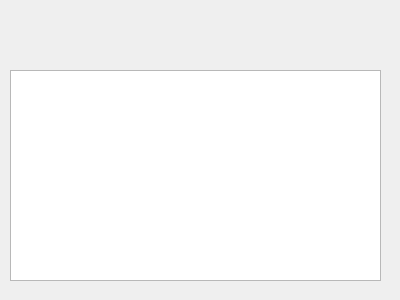
Old version of the form GUI/messagereader.ui in the repository CamperGit/SummerPracticeCPP.
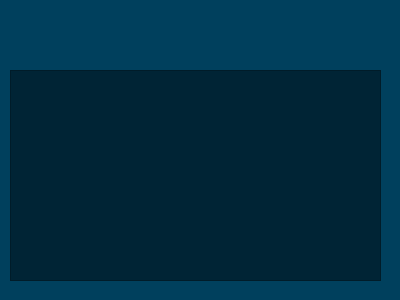
New version of the form.

Commit message: GUI - redesign of the popup

Patch:
```diff
--- a/GUI/messagereader.ui
+++ b/GUI/messagereader.ui
@@ -13,11 +13,16 @@
   <property name="windowTitle">
    <string>Dialog</string>
   </property>
+  <property name="styleSheet">
+   <string notr="true">color: rgb(200, 200, 200);
+background-color: rgb(0, 64, 93);
+font: 8pt &quot;Century Gothic&quot;;</string>
+  </property>
   <widget class="QLabel" name="timeLabel">
    <property name="geometry">
     <rect>
-     <x>276</x>
-     <y>-1</y>
+     <x>270</x>
+     <y>20</y>
      <width>121</width>
      <height>31</height>
     </rect>
@@ -29,9 +34,9 @@
   <widget class="QLabel" name="subjectLabel">
    <property name="geometry">
     <rect>
-     <x>0</x>
-     <y>0</y>
-     <width>251</width>
+     <x>20</x>
+     <y>20</y>
+     <width>211</width>
      <height>31</height>
     </rect>
    </property>
@@ -48,6 +53,11 @@
      <height>211</height>
     </rect>
    </property>
+   <property name="styleSheet">
+    <string notr="true">color: rgb(185, 185, 185);
+background-color: rgb(0, 36, 53);
+font: 8pt &quot;Century Gothic&quot;;</string>
+   </property>
    <property name="readOnly">
     <bool>true</bool>
    </property>
```
The commit also changes 2 other files.
